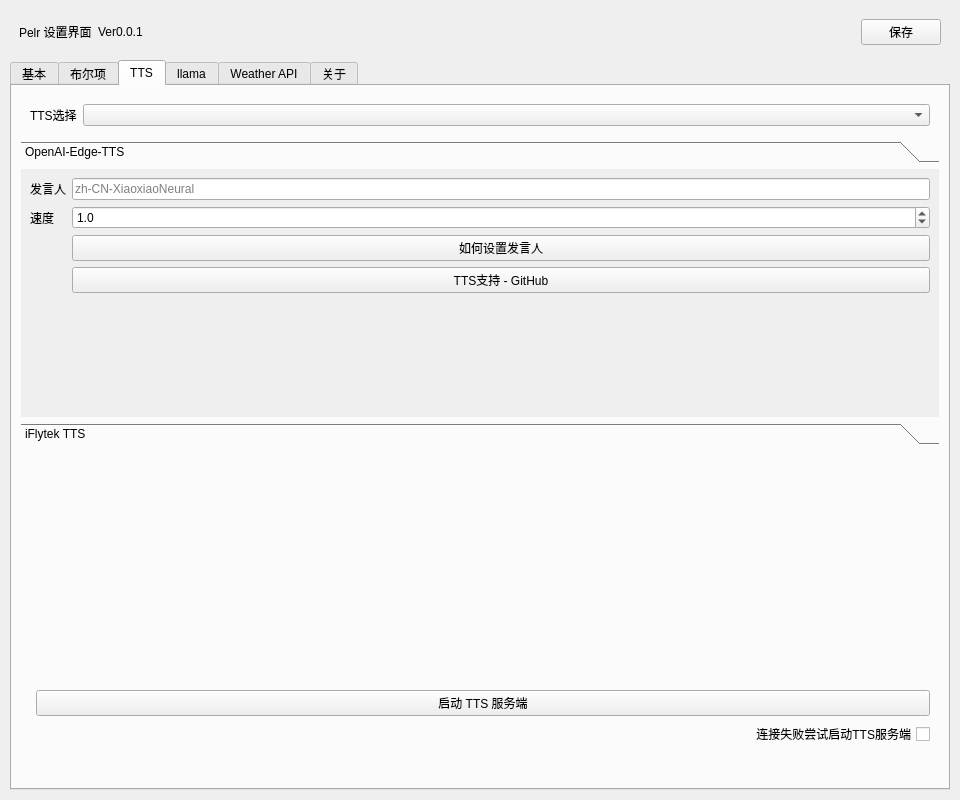
First picture: the form in src/ui/setting.ui, repository csy214-beep/Pelr, before the edit.
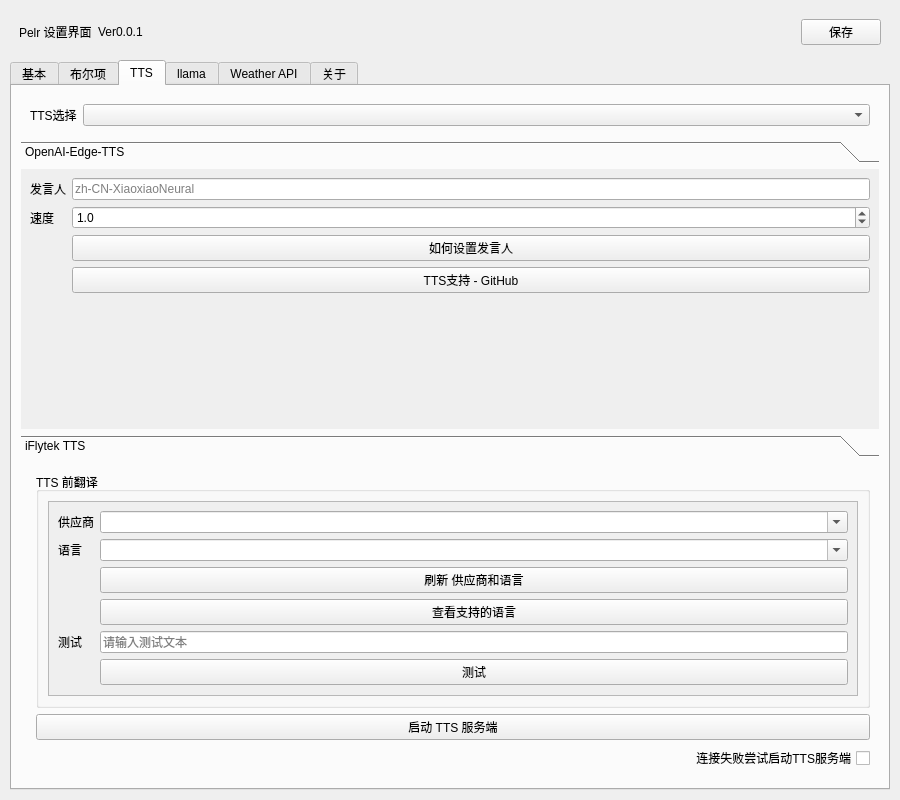
Second picture: the form after the edit. The open tabs and pages were chosen to show the change. Icons and pictures are not drawn. Custom widgets are drawn as their Qt base class.

Diff of the .ui file:
```diff
--- a/src/ui/setting.ui
+++ b/src/ui/setting.ui
@@ -6,13 +6,16 @@
    <rect>
     <x>0</x>
     <y>0</y>
-    <width>960</width>
+    <width>900</width>
     <height>800</height>
    </rect>
   </property>
   <property name="windowTitle">
    <string>设置</string>
   </property>
+  <property name="styleSheet">
+   <string notr="true"/>
+  </property>
   <layout class="QVBoxLayout" name="verticalLayout_main">
    <property name="leftMargin">
     <number>10</number>
@@ -80,6 +83,9 @@
        <verstretch>1</verstretch>
       </sizepolicy>
      </property>
+     <property name="styleSheet">
+      <string notr="true"/>
+     </property>
      <property name="currentIndex">
       <number>0</number>
      </property>
@@ -470,8 +476,8 @@
            <rect>
             <x>0</x>
             <y>0</y>
-            <width>912</width>
-            <height>234</height>
+            <width>852</width>
+            <height>217</height>
            </rect>
           </property>
           <attribute name="label">
@@ -645,7 +651,120 @@
        <item>
         <widget class="QWidget" name="widget_4" native="true">
          <layout class="QFormLayout" name="formLayout_5">
+          <item row="3" column="1">
+           <widget class="QCheckBox" name="checkBox_13">
+            <property name="layoutDirection">
+             <enum>Qt::RightToLeft</enum>
+            </property>
+            <property name="text">
+             <string>连接失败尝试启动TTS服务端</string>
+            </property>
+           </widget>
+          </item>
           <item row="1" column="1">
+           <widget class="QGroupBox" name="groupBox">
+            <property name="title">
+             <string>TTS 前翻译</string>
+            </property>
+            <layout class="QHBoxLayout" name="horizontalLayout_4">
+             <item>
+              <widget class="QScrollArea" name="scrollArea">
+               <property name="widgetResizable">
+                <bool>true</bool>
+               </property>
+               <widget class="QWidget" name="scrollAreaWidgetContents">
+                <property name="geometry">
+                 <rect>
+                  <x>0</x>
+                  <y>0</y>
+                  <width>776</width>
+                  <height>217</height>
+                 </rect>
+                </property>
+                <layout class="QFormLayout" name="formLayout_6">
+                 <item row="0" column="0">
+                  <widget class="QLabel" name="label_38">
+                   <property name="text">
+                    <string>供应商</string>
+                   </property>
+                  </widget>
+                 </item>
+                 <item row="0" column="1">
+                  <widget class="QComboBox" name="comboBox">
+                   <property name="editable">
+                    <bool>true</bool>
+                   </property>
+                  </widget>
+                 </item>
+                 <item row="2" column="0">
+                  <widget class="QLabel" name="label_39">
+                   <property name="text">
+                    <string>语言</string>
+                   </property>
+                  </widget>
+                 </item>
+                 <item row="2" column="1">
+                  <widget class="QComboBox" name="comboBox_5">
+                   <property name="editable">
+                    <bool>true</bool>
+                   </property>
+                  </widget>
+                 </item>
+                 <item row="4" column="1">
+                  <widget class="QPushButton" name="pushButton_22">
+                   <property name="text">
+                    <string>查看支持的语言</string>
+                   </property>
+                   <property name="icon">
+                    <iconset resource="../../Resource.qrc">
+                     <normaloff>:/assets/IconaMoon/Interface/Link External - 24x24.png</normaloff>:/assets/IconaMoon/Interface/Link External - 24x24.png</iconset>
+                   </property>
+                  </widget>
+                 </item>
+                 <item row="5" column="0">
+                  <widget class="QLabel" name="label_40">
+                   <property name="text">
+                    <string>测试</string>
+                   </property>
+                  </widget>
+                 </item>
+                 <item row="5" column="1">
+                  <widget class="QLineEdit" name="lineEdit_14">
+                   <property name="placeholderText">
+                    <string>请输入测试文本</string>
+                   </property>
+                  </widget>
+                 </item>
+                 <item row="6" column="1">
+                  <widget class="QPushButton" name="pushButton_23">
+                   <property name="text">
+                    <string>测试</string>
+                   </property>
+                   <property name="icon">
+                    <iconset resource="../../Resource.qrc">
+                     <normaloff>:/assets/IconaMoon/Files/Cloud - 24x24.png</normaloff>:/assets/IconaMoon/Files/Cloud - 24x24.png</iconset>
+                   </property>
+                  </widget>
+                 </item>
+                 <item row="3" column="1">
+                  <widget class="QPushButton" name="pushButton_21">
+                   <property name="text">
+                    <string>刷新 供应商和语言</string>
+                   </property>
+                   <property name="icon">
+                    <iconset resource="../../Resource.qrc">
+                     <normaloff>:/assets/IconaMoon/Interface/Synchronize - 24x24.png</normaloff>:/assets/IconaMoon/Interface/Synchronize - 24x24.png</iconset>
+                   </property>
+                  </widget>
+                 </item>
+                </layout>
+               </widget>
+              </widget>
+             </item>
+            </layout>
+           </widget>
+          </item>
+          <item row="2" column="1">
            <widget class="QPushButton" name="pushButton_14">
             <property name="text">
              <string>启动 TTS 服务端</string>
@@ -656,37 +775,9 @@
             </property>
            </widget>
           </item>
-          <item row="2" column="1">
-           <widget class="QCheckBox" name="checkBox_13">
-            <property name="layoutDirection">
-             <enum>Qt::RightToLeft</enum>
-            </property>
-            <property name="text">
-             <string>连接失败尝试启动TTS服务端</string>
-            </property>
-           </widget>
-          </item>
-          <item row="0" column="1">
-           <spacer name="verticalSpacer_5">
-            <property name="orientation">
-             <enum>Qt::Vertical</enum>
-            </property>
-            <property name="sizeHint" stdset="0">
-             <size>
-              <width>20</width>
-              <height>40</height>
-             </size>
-            </property>
-           </spacer>
-          </item>
          </layout>
         </widget>
        </item>
-       <item>
-        <widget class="QWidget" name="widget_2" native="true">
-         <layout class="QHBoxLayout" name="horizontalLayout_4"/>
-        </widget>
-       </item>
       </layout>
      </widget>
      <widget class="QWidget" name="tab_4">
```
Left out of the diff: 4 changed lines with no effect on the pictures.
